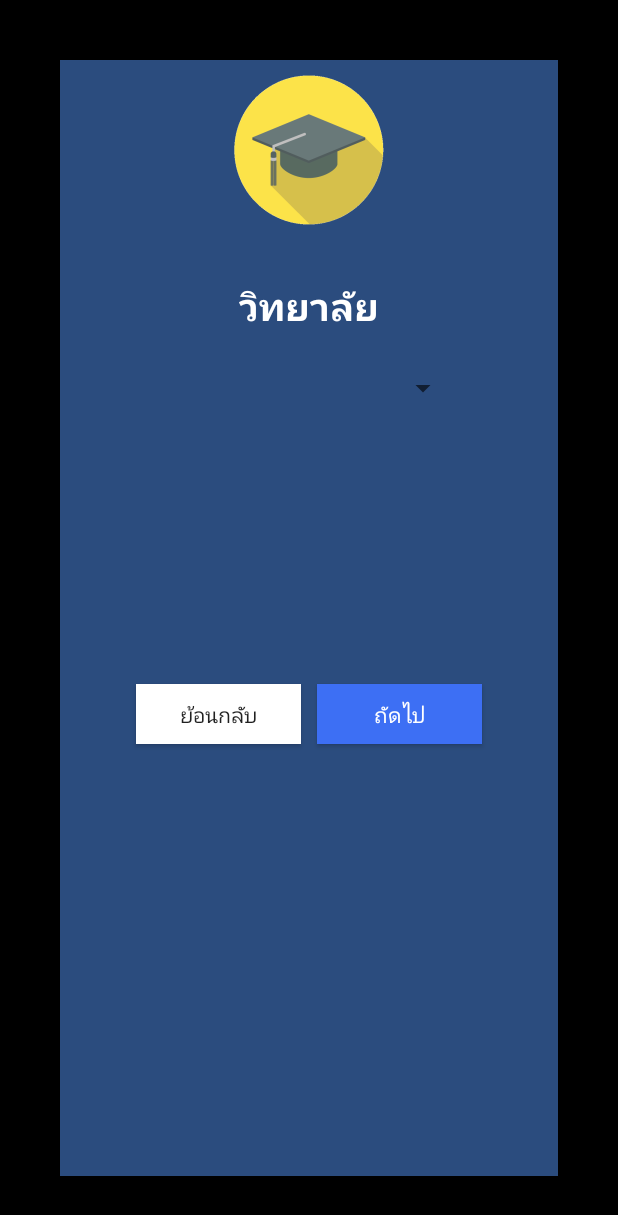
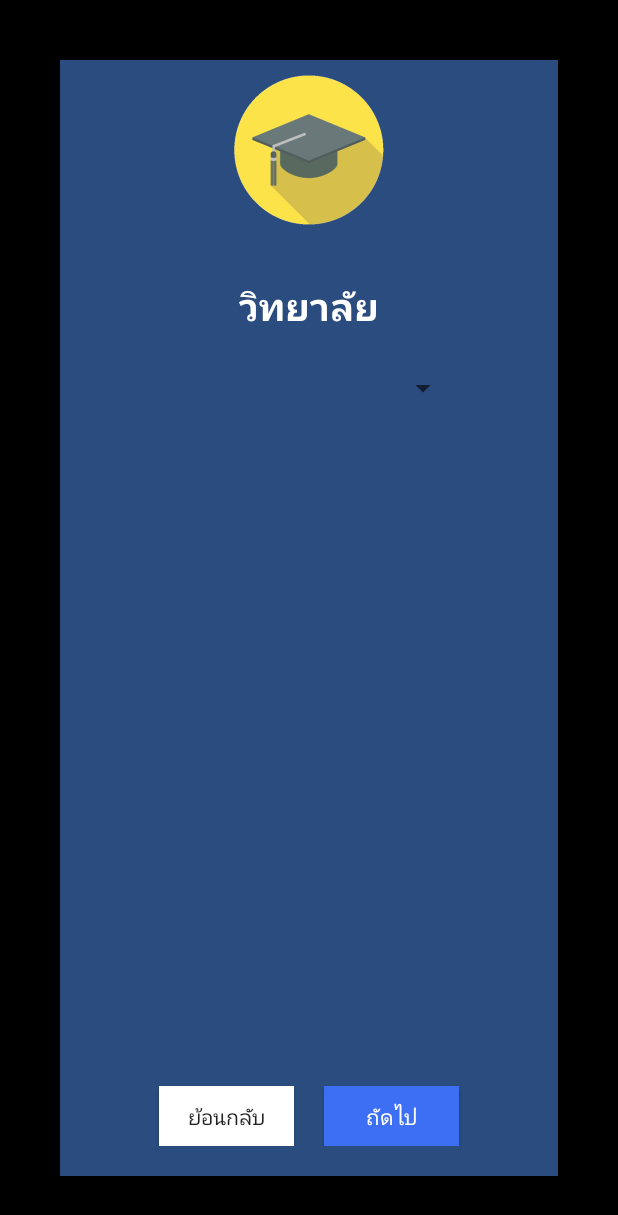
Before and after one commit to doolyawat/Hds_Register, an Android app: the screen it shows after launch (CollegeActivity before the commit, SchemeActivity after it), on a phone screen of 412 x 824 dp. Shown: the top 1215 px of the screen. Run offline under Robolectric (Android 15) with nearby library versions, the phone set to English and light mode, and no system bars.

Commit message:
Add all of views

```diff
--- a/app/src/main/AndroidManifest.xml
+++ b/app/src/main/AndroidManifest.xml
@@ -9,13 +9,16 @@
         android:roundIcon="@mipmap/ic_launcher_round"
         android:supportsRtl="true"
         android:theme="@style/AppTheme">
-        <activity android:name=".CollegeActivity">
+        <activity android:name=".SchemeActivity">
             <intent-filter>
                 <action android:name="android.intent.action.MAIN" />
 
                 <category android:name="android.intent.category.LAUNCHER" />
             </intent-filter>
         </activity>
+        <activity android:name=".NameActivity" />
+        <activity android:name=".CallActivity" />
+        <activity android:name=".UserActivity"></activity>
     </application>
 
 </manifest>
--- a/app/src/main/java/com/krootoom/hds_register/CollegeActivity.java
+++ /dev/null
@@ -1,13 +0,0 @@
-package com.krootoom.hds_register;
-
-import android.support.v7.app.AppCompatActivity;
-import android.os.Bundle;
-
-public class CollegeActivity extends AppCompatActivity {
-
-    @Override
-    protected void onCreate(Bundle savedInstanceState) {
-        super.onCreate(savedInstanceState);
-        setContentView(R.layout.activity_college);
-    }
-}
--- /dev/null
+++ b/app/src/main/java/com/krootoom/hds_register/SchemeActivity.java
@@ -0,0 +1,30 @@
+package com.krootoom.hds_register;
+
+import android.content.Intent;
+import android.os.Bundle;
+import android.support.v7.app.AppCompatActivity;
+import android.view.View;
+import android.widget.Button;
+
+public class SchemeActivity extends AppCompatActivity {
+
+    private Button btnSchemeNext;
+    private View.OnClickListener onClickName = new View.OnClickListener() {
+
+        public void onClick(View v) {
+            Intent i = new Intent(getApplicationContext(), NameActivity.class);
+            startActivity(i);
+        }
+    };
+
+    @Override
+    protected void onCreate(Bundle savedInstanceState) {
+        super.onCreate(savedInstanceState);
+        setContentView(R.layout.hds_register_scheme);
+
+        btnSchemeNext = (Button) findViewById(R.id.btnSchemeNext);
+
+        btnSchemeNext.setOnClickListener(onClickName);
+
+    }
+}
--- a/app/src/main/res/layout/activity_college.xml
+++ b/app/src/main/res/layout/hds_register_name.xml
@@ -17,7 +17,7 @@
             android:layout_height="100dp"
             android:layout_gravity="center"
             android:layout_margin="10dp"
-            android:src="@drawable/college" />
+            android:src="@drawable/name" />
 
         <TextView
             android:id="@+id/textView"
@@ -26,43 +26,48 @@
             android:layout_marginTop="20dp"
             android:gravity="center"
             android:padding="5dp"
-            android:text="วิทยาลัย"
+            android:text="ชื่อ สกุล"
             android:textColor="#ffffff"
             android:textSize="25dp"
             android:textStyle="bold" />
 
         <Spinner
-            android:id="@+id/spinner"
+            android:id="@+id/spinnerName"
             android:layout_width="200dp"
             android:layout_height="wrap_content"
             android:layout_gravity="center"
             android:layout_marginTop="20dp" />
 
-        <LinearLayout
+        <RelativeLayout
             android:layout_width="match_parent"
             android:layout_height="wrap_content"
-            android:layout_marginTop="180dp"
-            android:gravity="center"
-            android:orientation="horizontal"
-            >
-
+            android:layout_marginBottom="20dp"
+            android:gravity="center_horizontal">
 
             <Button
-                android:layout_width="110dp"
+                android:id="@+id/btnNameBack"
+                android:layout_width="90dp"
                 android:layout_height="40dp"
-                android:layout_margin="5dp"
+                android:layout_alignParentBottom="true"
+                android:layout_centerHorizontal="true"
+                android:layout_marginRight="20dp"
                 android:background="#ffffff"
                 android:text="ย้อนกลับ" />
 
-
             <Button
-                android:layout_width="110dp"
+                android:id="@+id/btnNameNext"
+                android:layout_width="90dp"
                 android:layout_height="40dp"
-                android:layout_margin="5dp"
+                android:layout_alignParentBottom="true"
+                android:layout_centerHorizontal="true"
+                android:layout_toRightOf="@+id/btnNameBack"
                 android:background="#3d6ff4"
                 android:text="ถัดไป"
                 android:textColor="#ffffff" />
-        </LinearLayout>
+
+        </RelativeLayout>
+
+
     </LinearLayout>
 
 </LinearLayout>
--- /dev/null
+++ b/app/src/main/res/layout/hds_register_scheme.xml
@@ -0,0 +1,73 @@
+<?xml version="1.0" encoding="utf-8"?>
+<LinearLayout xmlns:android="http://schemas.android.com/apk/res/android"
+    android:layout_width="match_parent"
+    android:layout_height="match_parent"
+    android:background="#000000"
+    android:orientation="vertical">
+
+    <LinearLayout
+        android:layout_width="match_parent"
+        android:layout_height="match_parent"
+        android:layout_margin="40dp"
+        android:background="#2b4c7e"
+        android:orientation="vertical">
+
+        <ImageView
+            android:layout_width="100dp"
+            android:layout_height="100dp"
+            android:layout_gravity="center"
+            android:layout_margin="10dp"
+            android:src="@drawable/college" />
+
+        <TextView
+            android:id="@+id/textView"
+            android:layout_width="match_parent"
+            android:layout_height="wrap_content"
+            android:layout_marginTop="20dp"
+            android:gravity="center"
+            android:padding="5dp"
+            android:text="วิทยาลัย"
+            android:textColor="#ffffff"
+            android:textSize="25dp"
+            android:textStyle="bold" />
+
+        <Spinner
+            android:id="@+id/spinnerScheme"
+            android:layout_width="200dp"
+            android:layout_height="wrap_content"
+            android:layout_gravity="center"
+            android:layout_marginTop="20dp" />
+
+
+        <RelativeLayout
+            android:layout_width="match_parent"
+            android:layout_height="wrap_content"
+            android:layout_marginBottom="20dp"
+            android:gravity="center_horizontal">
+
+            <Button
+                android:id="@+id/btnSchemeBack"
+                android:layout_width="90dp"
+                android:layout_height="40dp"
+                android:layout_alignParentBottom="true"
+                android:layout_centerHorizontal="true"
+                android:layout_marginRight="20dp"
+                android:background="#ffffff"
+                android:text="ย้อนกลับ" />
+
+            <Button
+                android:id="@+id/btnSchemeNext"
+                android:layout_width="90dp"
+                android:layout_height="40dp"
+                android:layout_alignParentBottom="true"
+                android:layout_centerHorizontal="true"
+                android:layout_toRightOf="@+id/btnSchemeBack"
+                android:background="#3d6ff4"
+                android:text="ถัดไป"
+                android:textColor="#ffffff" />
+
+        </RelativeLayout>
+
+    </LinearLayout>
+
+</LinearLayout>
```
Also changed, not shown: app/src/main/java/com/krootoom/hds_register/CallActivity.java (added, +41 -0 lines), app/src/main/java/com/krootoom/hds_register/NameActivity.java (added, +40 -0 lines), app/src/main/java/com/krootoom/hds_register/UserActivity.java (added, +30 -0 lines), app/src/main/res/layout/hds_register_call.xml (added, +72 -0 lines), app/src/main/res/layout/hds_register_user.xml (added, +113 -0 lines).
